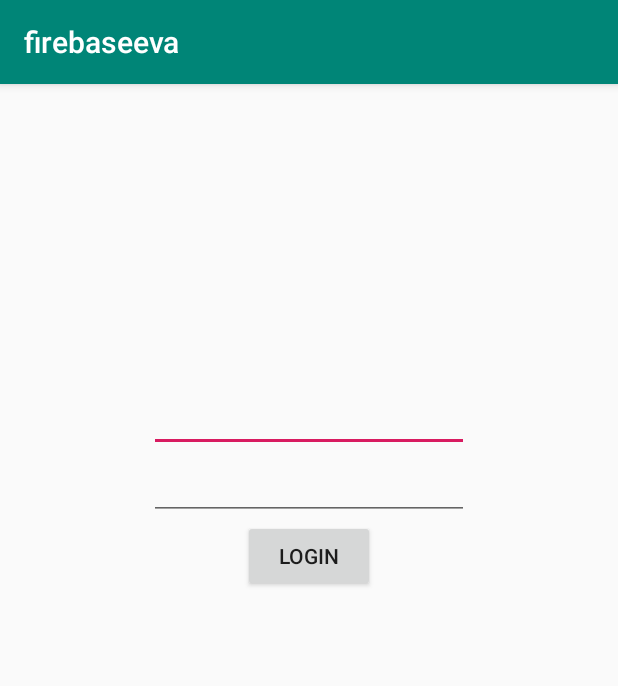
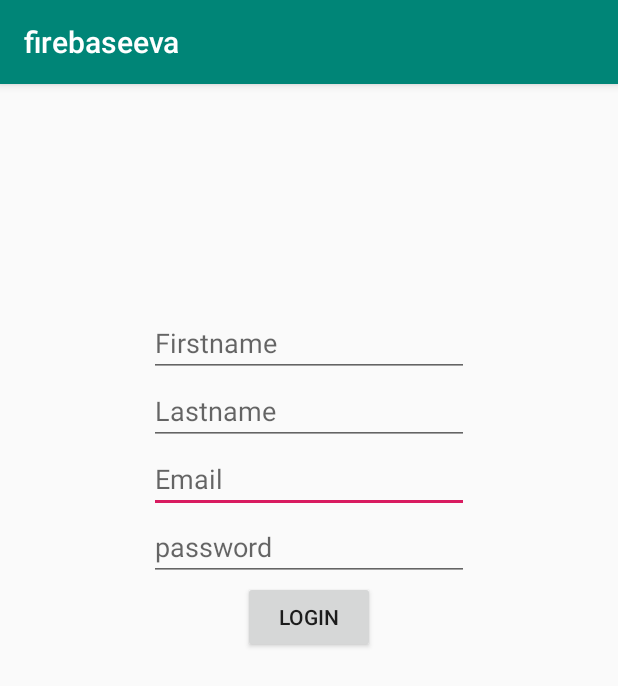
Before and after one commit to sbecirovic-tgm/FirebaseEvaluation, an Android app: the screen it shows after launch (MainActivity), after a tap on "LOGIN", on a phone screen of 412 x 824 dp. Shown: the top 686 px of the screen. Run offline under Robolectric (Android 15) with nearby library versions, the phone set to English and light mode, and no system bars; our stand-ins replace Firebase (no records; nobody signed in at launch, a user with empty details on screens opened directly).

Commit message:
Daten speichern hinzugefügt

```diff
--- a/app/src/main/java/com/example/firebaseeva/MainActivity.java
+++ b/app/src/main/java/com/example/firebaseeva/MainActivity.java
@@ -30,8 +30,9 @@ public class MainActivity extends AppCompatActivity {
     TextView textView;
     private FirebaseAuth mAuth;
     private FirebaseAuth.AuthStateListener authStateListener;
-    EditText email, passwort;
+    EditText email, passwort, firstname, lastname;
     Button login;
+    Map<String, Object> user;
 
     @Override
     protected void onCreate(Bundle savedInstanceState) {
@@ -56,9 +57,11 @@ public class MainActivity extends AppCompatActivity {
             }
         };
 
-
+        user = new HashMap<>();
         email = (EditText) findViewById(R.id.emailEditText);
         passwort = (EditText) findViewById(R.id.passwordEditText);
+        firstname = (EditText) findViewById(R.id.firstName);
+        lastname = (EditText) findViewById(R.id.lastName);
         login = (Button) findViewById(R.id.loginBtn);
         login.setOnClickListener(new View.OnClickListener() {
             @Override
@@ -69,9 +72,12 @@ public class MainActivity extends AppCompatActivity {
 
     }
 
+
     public void signIn() {
-        String emailString = email.getText().toString();
+        final String emailString = email.getText().toString();
         String passwordString = passwort.getText().toString();
+        final String firstnameString = firstname.getText().toString();
+        final String lastnameString = lastname.getText().toString();
 
         if(TextUtils.isEmpty(emailString) || TextUtils.isEmpty(passwordString)) {
             Toast.makeText(MainActivity.this, "Fields are empty", Toast.LENGTH_SHORT).show();
@@ -79,7 +85,12 @@ public class MainActivity extends AppCompatActivity {
             mAuth.signInWithEmailAndPassword(emailString, passwordString).addOnCompleteListener(new OnCompleteListener<AuthResult>() {
                 @Override
                 public void onComplete(@NonNull Task<AuthResult> task) {
-                    if (!task.isSuccessful()) {
+                    if (task.isSuccessful()) {
+                        user.put("first", firstnameString);
+                        user.put("last", lastnameString);
+                        user.put("email", emailString);
+                        db.collection("users").add(user);
+                    }else {
                         Toast.makeText(MainActivity.this, "Sign In Problem", Toast.LENGTH_SHORT).show();
                     }
                 }
@@ -98,7 +109,6 @@ public class MainActivity extends AppCompatActivity {
 
     public void addToDB() {
         // Create a new user with a first and last name
-        Map<String, Object> user = new HashMap<>();
         user.put("first", "Ada");
         user.put("last", "Lovelace");
         user.put("born", 1815);
--- a/app/src/main/res/layout/activity_main.xml
+++ b/app/src/main/res/layout/activity_main.xml
@@ -10,18 +10,19 @@
         android:id="@+id/emailEditText"
         android:layout_width="wrap_content"
         android:layout_height="wrap_content"
-        android:layout_marginTop="200dp"
         android:ems="10"
+        android:hint="Email"
         android:inputType="textEmailAddress"
         app:layout_constraintEnd_toEndOf="parent"
         app:layout_constraintStart_toStartOf="parent"
-        app:layout_constraintTop_toTopOf="parent" />
+        app:layout_constraintTop_toBottomOf="@+id/lastName" />
 
     <EditText
         android:id="@+id/passwordEditText"
         android:layout_width="wrap_content"
         android:layout_height="wrap_content"
         android:ems="10"
+        android:hint="password"
         android:inputType="textPassword"
         app:layout_constraintEnd_toEndOf="parent"
         app:layout_constraintStart_toStartOf="parent"
@@ -35,4 +36,27 @@
         app:layout_constraintEnd_toEndOf="parent"
         app:layout_constraintStart_toStartOf="parent"
         app:layout_constraintTop_toBottomOf="@+id/passwordEditText" />
+
+    <EditText
+        android:id="@+id/lastName"
+        android:layout_width="wrap_content"
+        android:layout_height="wrap_content"
+        android:ems="10"
+        android:hint="Lastname"
+        android:inputType="textPersonName"
+        app:layout_constraintEnd_toEndOf="parent"
+        app:layout_constraintStart_toStartOf="parent"
+        app:layout_constraintTop_toBottomOf="@+id/firstName" />
+
+    <EditText
+        android:id="@+id/firstName"
+        android:layout_width="wrap_content"
+        android:layout_height="wrap_content"
+        android:layout_marginTop="150dp"
+        android:ems="10"
+        android:hint="Firstname"
+        android:inputType="textPersonName"
+        app:layout_constraintEnd_toEndOf="parent"
+        app:layout_constraintStart_toStartOf="parent"
+        app:layout_constraintTop_toTopOf="parent" />
 </androidx.constraintlayout.widget.ConstraintLayout>
```
